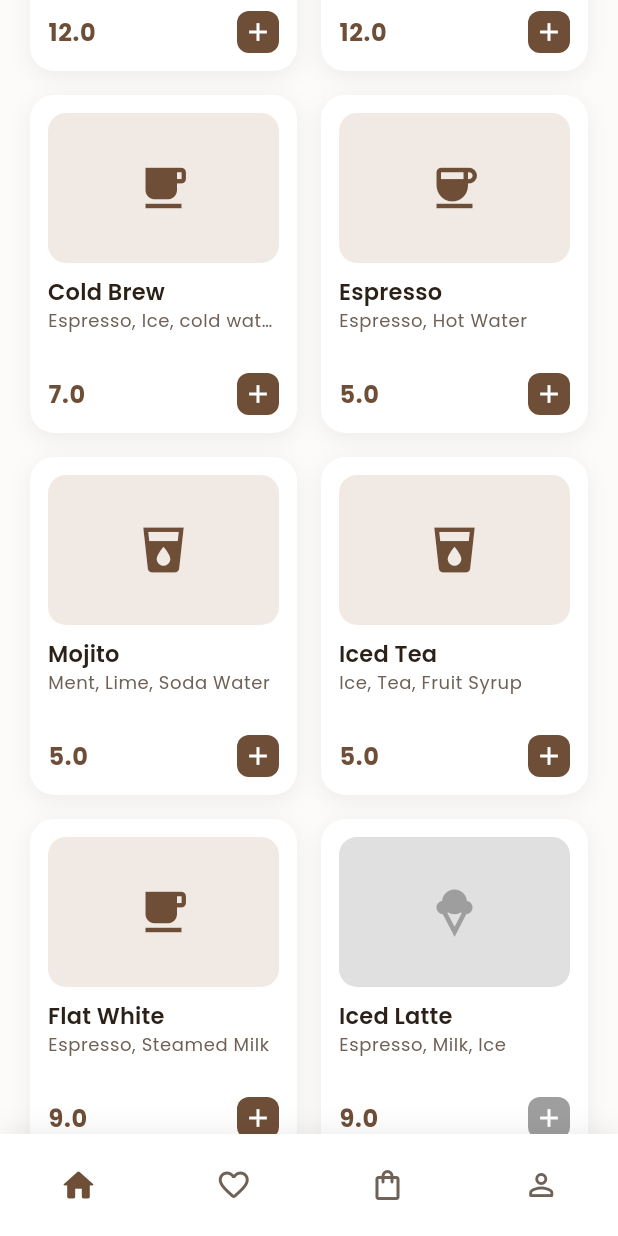
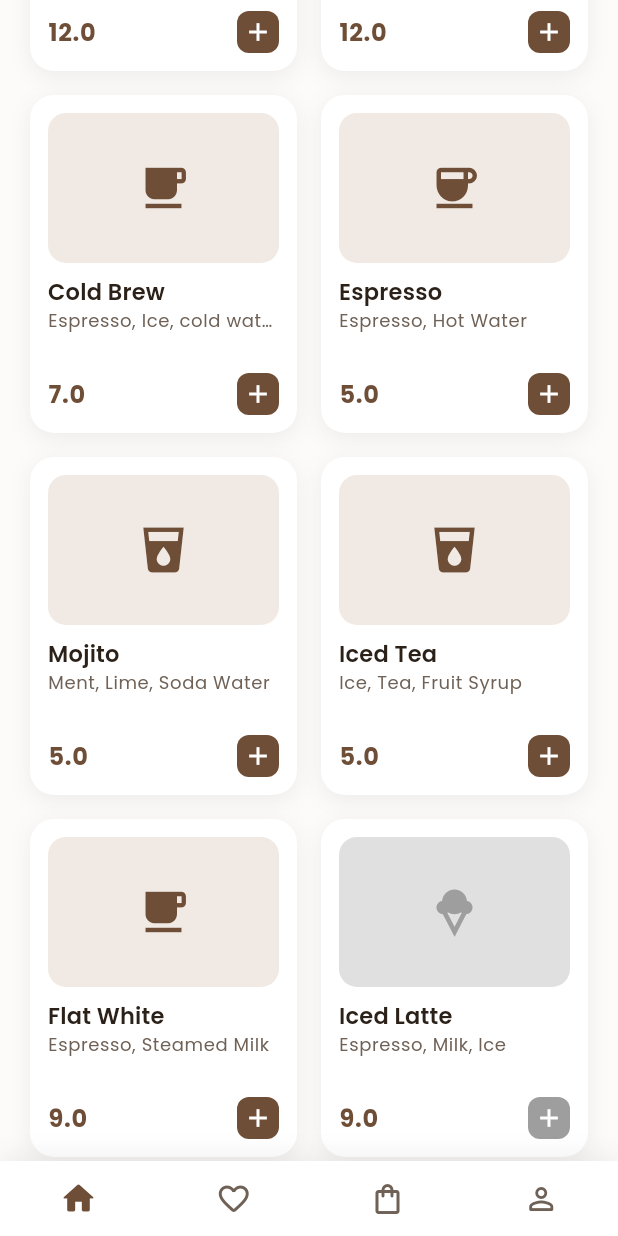
Before and after one commit to abdurahman-yazji/areisto-abdyazji, a Flutter app: the screen it shows after launch, scrolled down 576 dp, on a phone screen of 412 x 824 dp. Run offline on Flutter 3.47's test engine with Material 3 defaults, Android fonts, the phone set to English and light mode, and no system bars; our stand-ins replace google_fonts.

Commit message:
updated the bottom nav bar

```diff
--- a/week-03/coffee_menu/lib/widgets/bottom_bar.dart
+++ b/week-03/coffee_menu/lib/widgets/bottom_bar.dart
@@ -6,8 +6,11 @@ class BottomBar  extends StatelessWidget {
 
   @override
   Widget build(BuildContext context) {
-    return Container(
-      height: 68,
+    return SafeArea(
+      top: false,
+      child: Container(
+        padding: const EdgeInsets.symmetric(vertical: 12),
+
       decoration: BoxDecoration(
         color: AppTheme.surfaceCard,
         boxShadow: [
@@ -18,6 +21,7 @@ class BottomBar  extends StatelessWidget {
           ),
         ],
       ),
+
       child: const Row(
         mainAxisAlignment: MainAxisAlignment.spaceAround,
         children: [
@@ -42,6 +46,8 @@ class BottomBar  extends StatelessWidget {
           ),
         ],
       ),
+
+   ),
     );
   }
 }
```
